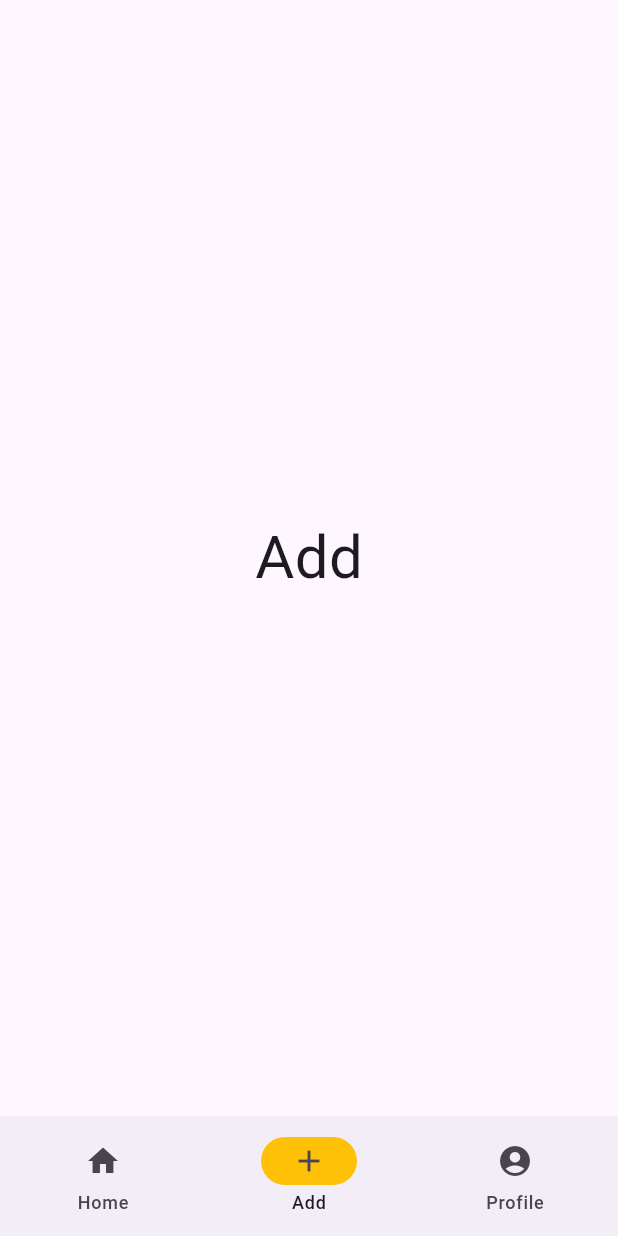
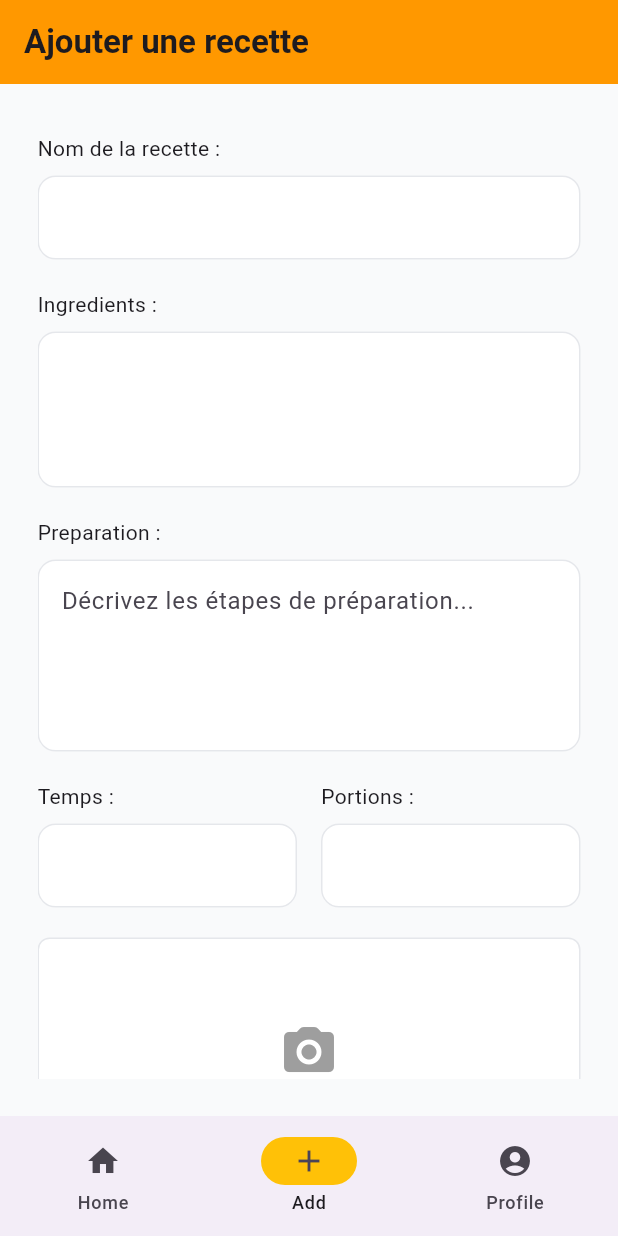
Before and after one commit to FKalkoul/Front_App_Flutter, a Flutter app: the NavBar screen opened directly, item 2 of the bottom bar chosen, on a phone screen of 412 x 824 dp. Run offline on Flutter 3.47's test engine with Material 3 defaults, Android fonts, the phone set to English and light mode, and no system bars; our stand-ins replace adaptive_theme, camera; network calls fail.

Commit message:
update files

```diff
--- /dev/null
+++ b/lib/Widgets/Form_widgets/add_form.dart
@@ -0,0 +1,147 @@
+import 'dart:io';
+
+import 'package:camera/camera.dart';
+import 'package:flutter/material.dart';
+import 'package:recette_ecf_app/Widgets/Form_widgets/photo.dart';
+import 'package:recette_ecf_app/Widgets/Form_widgets/submit_btn.dart';
+import 'package:recette_ecf_app/Widgets/Form_widgets/time_portion_form.dart';
+
+class AddForm extends StatefulWidget {
+  const AddForm({super.key});
+
+  @override
+  State<AddForm> createState() => _AddFormState();
+}
+
+class _AddFormState extends State<AddForm> {
+  XFile? _imageFile;
+
+  Future<void> _takePicture() async {
+    // Obtain a list of the available cameras on the device.
+    final cameras = await availableCameras();
+
+    // Get a specific camera from the list of available cameras.
+    final firstCamera = cameras.first;
+    try {
+      final CameraController controller = CameraController(
+        firstCamera, // <-- from your main.dart global variable
+        ResolutionPreset.medium,
+      );
+
+      await controller.initialize();
+
+      final XFile image = await controller.takePicture();
+
+      setState(() {
+        _imageFile = image;
+      });
+
+      await controller.dispose();
+    } catch (e) {
+      print('Error taking picture: $e');
+    }
+  }
+
+  @override
+  Widget build(BuildContext context) {
+    return Scaffold(
+      backgroundColor: Color(0xFFF9FAFB),
+      appBar: AppBar(
+        title: Text(
+          'Ajouter une recette',
+          style: TextStyle(fontWeight: FontWeight.bold),
+        ),
+        backgroundColor: Colors.orange,
+      ),
+      body: Padding(
+        padding: EdgeInsets.all(25.0),
+        child: SizedBox(
+          height: MediaQuery.of(context).size.height,
+          width: MediaQuery.of(context).size.width,
+          child: SingleChildScrollView(
+            child: Column(
+              crossAxisAlignment: CrossAxisAlignment.start,
+              children: [
+                // form
+                Padding(
+                  padding: const EdgeInsets.only(top: 8.0),
+                  child: Text("Nom de la recette :"),
+                ),
+                SizedBox(height: 8),
+                TextField(
+                  decoration: InputDecoration(
+                    filled: true,
+                    fillColor: Color(0xFFFFFFFF),
+                    enabledBorder: OutlineInputBorder(
+                      borderSide: const BorderSide(
+                        color: Color(0xFFE5E7EB),
+                        width: 1,
+                      ),
+                      borderRadius: BorderRadius.circular(12),
+                    ),
+                  ),
+                ),
+                Padding(
+                  padding: const EdgeInsets.only(top: 20.0),
+                  child: Text("Ingredients :"),
+                ),
+                SizedBox(height: 8),
+                TextField(
+                  maxLines: 3,
+                  decoration: InputDecoration(
+                    filled: true,
+                    fillColor: Color(0xFFFFFFFF),
+                    enabledBorder: OutlineInputBorder(
+                      borderSide: const BorderSide(
+                        color: Color(0xFFE5E7EB),
+                        width: 1,
+                      ),
+                      borderRadius: BorderRadius.circular(12),
+                    ),
+                  ),
+                ),
+                Padding(
+                  padding: const EdgeInsets.only(top: 20.0),
+                  child: Text("Preparation :"),
+                ),
+                SizedBox(height: 8),
+                TextField(
+                  maxLines: 4,
+                  decoration: InputDecoration(
+                    filled: true,
+                    fillColor: Color(0xFFFFFFFF),
+                    enabledBorder: OutlineInputBorder(
+                      borderSide: const BorderSide(
+                        color: Color(0xFFE5E7EB),
+                        width: 1,
+                      ),
+                      borderRadius: BorderRadius.circular(12),
+                    ),
+                    hintText: 'Décrivez les étapes de préparation...',
+                  ),
+                ),
+
+                // Form: Time & Portions
+                time_portion_form(),
+
+                // Photo Section
+                PhotoSection(
+                  imageFile: _imageFile,
+                  onTakePicture: _takePicture,
+                  onDeletePicture: () {
+                    setState(() {
+                      _imageFile = null;
+                    });
+                  },
+                ),
+
+                // Submit BTN
+                submit_btn(),
+              ],
+            ),
+          ),
+        ),
+      ),
+    );
+  }
+}
--- /dev/null
+++ b/lib/Widgets/Form_widgets/photo.dart
@@ -0,0 +1,117 @@
+// photo_section.dart
+import 'dart:io';
+import 'package:flutter/material.dart';
+import 'package:camera/camera.dart';
+
+class PhotoSection extends StatelessWidget {
+  final XFile? imageFile;
+  final VoidCallback onTakePicture;
+  final VoidCallback onDeletePicture;
+
+  const PhotoSection({
+    super.key,
+    required this.imageFile,
+    required this.onTakePicture,
+    required this.onDeletePicture,
+  });
+
+  @override
+  Widget build(BuildContext context) {
+    return Column(
+      children: [
+        // Add photo box
+        Padding(
+          padding: const EdgeInsets.only(top: 20.0),
+          child: GestureDetector(
+            onTap: onTakePicture,
+            child: Container(
+              width: double.infinity,
+              height: 180.0,
+              decoration: BoxDecoration(
+                border: Border.all(
+                  color: const Color(0xFFE5E7EB),
+                  width: 1.0,
+                ),
+                borderRadius: BorderRadius.circular(8.0),
+                color: const Color(0xFFFFFFFF),
+              ),
+              child: imageFile == null
+                  ? const Column(
+                mainAxisAlignment: MainAxisAlignment.center,
+                children: [
+                  Icon(
+                    Icons.camera_alt_rounded,
+                    size: 40.0,
+                    color: Colors.grey,
+                  ),
+                  SizedBox(height: 8),
+                  Text('Ajouter une photo'),
+                ],
+              )
+                  : ClipRRect(
+                borderRadius: BorderRadius.circular(8),
+                child: Image.file(
+                  File(imageFile!.path),
+                  width: double.infinity,
+                  height: 180,
+                  fit: BoxFit.cover,
+                ),
+              ),
+            ),
+          ),
+        ),
+
+        // Take photo buttons
+        Padding(
+          padding: const EdgeInsets.only(top: 20.0),
+          child: Row(
+            children: [
+              SizedBox(
+                width: imageFile == null ? 361 : 280,
+                height: 40.0,
+                child: ElevatedButton(
+                  style: ElevatedButton.styleFrom(
+                    shape: RoundedRectangleBorder(
+                      borderRadius: BorderRadius.circular(8.0),
+                    ),
+                    foregroundColor: Colors.white,
+                    backgroundColor: Colors.blue,
+                  ),
+                  onPressed: onTakePicture,
+                  child: Text(
+                    imageFile == null
+                        ? 'Ajouter une photo'
+                        : 'Reprendre une photo',
+                    style: const TextStyle(fontWeight: FontWeight.bold),
+                  ),
+                ),
+              ),
+              if (imageFile != null)
+                Padding(
+                  padding: const EdgeInsets.only(left: 8.0),
+                  child: SizedBox(
+                    height: 40.0,
+                    child: ElevatedButton(
+                      style: ElevatedButton.styleFrom(
+                        shape: RoundedRectangleBorder(
+                          borderRadius: BorderRadius.circular(8.0),
+                        ),
+                        foregroundColor: Colors.white,
+                        backgroundColor: Colors.red,
+                      ),
+                      onPressed: onDeletePicture,
+                      child: const Icon(
+                        Icons.delete,
+                        size: 24.0,
+                        color: Colors.white,
+                      ),
+                    ),
+                  ),
+                ),
+            ],
+          ),
+        ),
+      ],
+    );
+  }
+}
--- /dev/null
+++ b/lib/Widgets/Form_widgets/time_portion_form.dart
@@ -0,0 +1,76 @@
+import 'package:flutter/material.dart';
+
+class time_portion_form extends StatelessWidget {
+  const time_portion_form({
+    super.key,
+  });
+
+  @override
+  Widget build(BuildContext context) {
+    return Row(
+      children: [
+        Flexible(
+          flex: 2,
+          child: Column(
+            crossAxisAlignment: CrossAxisAlignment.start,
+            children: [
+              Padding(
+                padding: const EdgeInsets.only(top: 20.0),
+                child: Text("Temps :"),
+              ),
+              SizedBox(height: 8),
+              Padding(
+                padding: const EdgeInsets.only(right: 8.0),
+                child: TextField(
+                  decoration: InputDecoration(
+                    filled: true,
+                    fillColor: Color(0xFFFFFFFF),
+                    enabledBorder: OutlineInputBorder(
+                      borderSide: const BorderSide(
+                        color: Color(0xFFE5E7EB),
+                        width: 1,
+                      ),
+                      borderRadius: BorderRadius.circular(12),
+                    ),
+                  ),
+                ),
+              ),
+            ],
+          ),
+        ),
+        Flexible(
+          flex: 2,
+          child: Column(
+            crossAxisAlignment: CrossAxisAlignment.start,
+            children: [
+              Padding(
+                padding: const EdgeInsets.only(
+                  top: 20.0,
+                  left: 8.0,
+                ),
+                child: Text("Portions :"),
+              ),
+              SizedBox(height: 8),
+              Padding(
+                padding: const EdgeInsets.only(left: 8.0),
+                child: TextField(
+                  decoration: InputDecoration(
+                    filled: true,
+                    fillColor: Color(0xFFFFFFFF),
+                    enabledBorder: OutlineInputBorder(
+                      borderSide: const BorderSide(
+                        color: Color(0xFFE5E7EB),
+                        width: 1,
+                      ),
+                      borderRadius: BorderRadius.circular(12),
+                    ),
+                  ),
+                ),
+              ),
+            ],
+          ),
+        ),
+      ],
+    );
+  }
+}
--- a/lib/Widgets/categories.dart
+++ b/lib/Widgets/categories.dart
@@ -1,5 +1,4 @@
 import 'package:flutter/material.dart';
-
 class CategoriesWidget extends StatefulWidget {
   const CategoriesWidget({super.key});
 
@@ -15,7 +14,6 @@ class _CategoriesWidgetState extends State<CategoriesWidget> {
     'Dessert',
     'Végétarien',
   ];
-
   int selectedIndex = 0;
 
   @override
--- a/lib/Widgets/navbar.dart
+++ b/lib/Widgets/navbar.dart
@@ -1,5 +1,6 @@
 import 'package:flutter/material.dart';
 import 'package:recette_ecf_app/Screens/profile_page.dart';
+import 'package:recette_ecf_app/Widgets/Form_widgets/add_form.dart';
 import 'package:recette_ecf_app/screens/home_page.dart';
 class NavBar extends StatefulWidget {
   const NavBar({
@@ -14,7 +15,7 @@ class _NavBarState extends State<NavBar> {
   int currentPageIndex = 0;
   List<Widget> widgetList = const [
     HomePage(),
-    Text('Add', style: TextStyle(fontSize: 40)),
+    AddForm(),
     ProfilePage(),
   ];
   @override
--- a/pubspec.yaml
+++ b/pubspec.yaml
@@ -36,6 +36,9 @@ dependencies:
   cupertino_icons: ^1.0.8
   iconsax_plus: ^1.0.0
   adaptive_theme: ^3.7.2
+  camera: ^0.11.2
+  path_provider: ^2.1.5
+  path: ^1.9.1
 
 
 
```
Also changed, not shown: lib/Screens/home_page.dart (+20 -57 lines), lib/Widgets/Form_widgets/submit_btn.dart (added, +32 -0 lines), lib/Widgets/Form_widgets/take_picture.dart (added, +64 -0 lines), lib/Widgets/recipes_list.dart (+62 -4 lines), lib/main.dart (+35 -9 lines), pubspec.lock, 1 other file.
